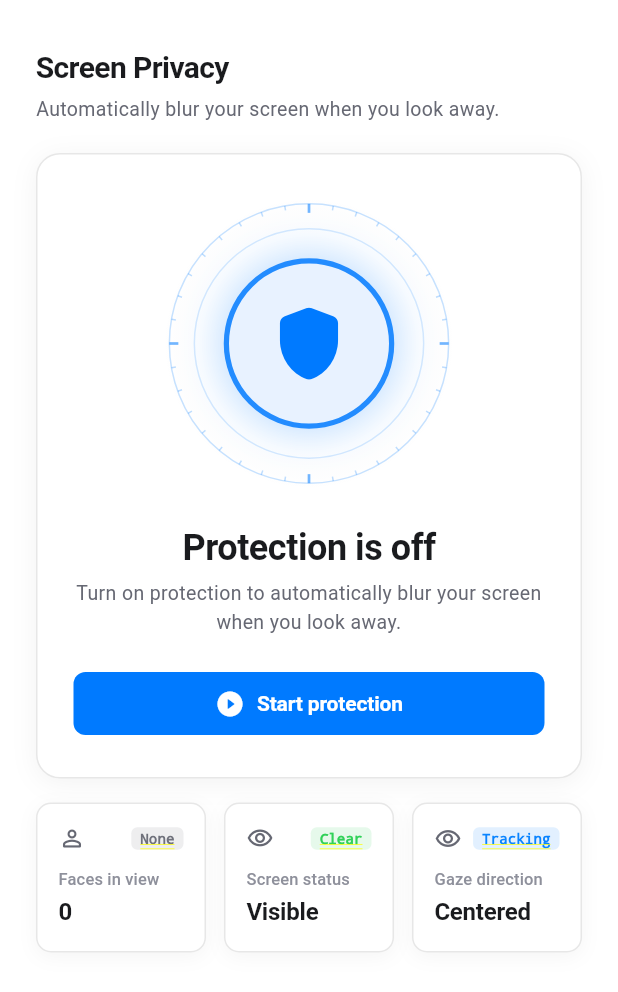
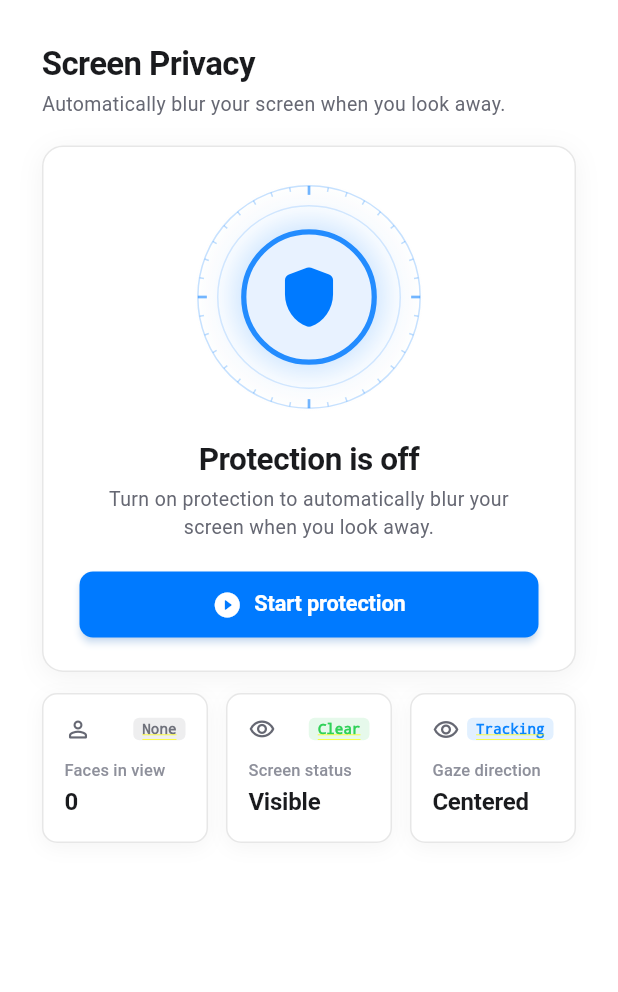
Before and after one commit to dev-o-los/blur_glass, a Flutter app: the _HomePane screen opened directly with empty values, on a phone screen of 412 x 824 dp. Shown: the top 992 px of the screen. Run offline on Flutter 3.47's test engine with Material 3 defaults, Android fonts, the phone set to English and light mode, and no system bars.

Commit message:
refactor: centralize layout constraints in pane scaffold and update dashboard UI styles

```diff
--- a/lib/screens/dashboard_screen.dart
+++ b/lib/screens/dashboard_screen.dart
@@ -1,3 +1,4 @@
+import 'dart:math' as math;
 import 'package:flutter/material.dart';
 
 import '../attention_snapshot.dart';
@@ -352,11 +353,13 @@ class _PaneScaffold extends StatelessWidget {
     required this.title,
     required this.subtitle,
     required this.child,
+    this.maxWidth = 620,
   });
 
   final String title;
   final String subtitle;
   final Widget child;
+  final double maxWidth;
 
   @override
   Widget build(BuildContext context) {
@@ -364,31 +367,38 @@ class _PaneScaffold extends StatelessWidget {
 
     return LayoutBuilder(
       builder: (context, viewport) => SingleChildScrollView(
-        padding: const EdgeInsets.symmetric(horizontal: 24, vertical: 20),
+        padding: const EdgeInsets.symmetric(horizontal: 28, vertical: 22),
+        child: Center(
           child: ConstrainedBox(
-          constraints: BoxConstraints(minHeight: viewport.maxHeight - 40),
+            constraints: BoxConstraints(
+              maxWidth: maxWidth,
+              minHeight: math.max(0, viewport.maxHeight - 44),
+            ),
             child: Column(
-            crossAxisAlignment: CrossAxisAlignment.start,
+              crossAxisAlignment: CrossAxisAlignment.stretch,
               children: [
-              const SizedBox(height: 12),
+                const SizedBox(height: 6),
                 Text(
                   title,
                   style: Theme.of(context).textTheme.headlineSmall?.copyWith(
                         fontWeight: FontWeight.w700,
                         letterSpacing: -0.4,
                         color: colors.textPrimary,
+                        fontSize: 22,
                       ),
                 ),
-              const SizedBox(height: 4),
+                const SizedBox(height: 3),
                 Text(
                   subtitle,
                   style: Theme.of(context).textTheme.bodyMedium?.copyWith(
                         color: colors.textSecondary,
+                        fontSize: 13,
                       ),
                 ),
-              const SizedBox(height: 20),
+                const SizedBox(height: 18),
                 child,
               ],
+            ),
           ),
         ),
       ),
@@ -407,38 +417,35 @@ class _HomePane extends StatelessWidget {
     return _PaneScaffold(
       title: 'Screen Privacy',
       subtitle: 'Automatically blur your screen when you look away.',
-      child: Center(
-        child: ConstrainedBox(
-          constraints: const BoxConstraints(maxWidth: 580),
+      maxWidth: 620,
       child: StreamBuilder<AttentionSnapshot>(
         stream: controller.snapshots,
         initialData: controller.currentSnapshot,
         builder: (context, snapshot) {
           final state = snapshot.data;
           return Column(
+            crossAxisAlignment: CrossAxisAlignment.stretch,
             children: [
               Panel(
-                    borderRadius: 16,
+                borderRadius: 14,
                 padding: const EdgeInsets.symmetric(
                   horizontal: 24,
-                      vertical: 28,
+                  vertical: 22,
                 ),
                 child: Column(
                   mainAxisSize: MainAxisSize.min,
                   children: [
                     _StatusHero(state: state),
-                        const SizedBox(height: 24),
+                    const SizedBox(height: 20),
                     _PrimaryAction(controller: controller, state: state),
                   ],
                 ),
               ),
-                  const SizedBox(height: 16),
+              const SizedBox(height: 14),
               _TelemetryGrid(state: state),
             ],
           );
         },
-          ),
-        ),
       ),
     );
   }
@@ -490,7 +497,7 @@ class _StatusHero extends StatelessWidget {
     return Column(
       children: [
         HaloRings(
-          size: 196,
+          size: 156,
           accent: accent,
           isPulsing: isProtecting,
           child: AnimatedSwitcher(
@@ -498,12 +505,12 @@ class _StatusHero extends StatelessWidget {
             child: Icon(
               _heroIcon,
               key: ValueKey(_heroIcon),
-              size: 58,
+              size: 48,
               color: accent,
             ),
           ),
         ),
-        const SizedBox(height: 22),
+        const SizedBox(height: 16),
         AnimatedSwitcher(
           duration: const Duration(milliseconds: 250),
           child: Text(
@@ -512,18 +519,20 @@ class _StatusHero extends StatelessWidget {
             textAlign: TextAlign.center,
             style: Theme.of(context).textTheme.headlineMedium?.copyWith(
                   fontWeight: FontWeight.w700,
+                  fontSize: 21,
                   letterSpacing: -0.3,
                   color: colors.textPrimary,
                 ),
           ),
         ),
-        const SizedBox(height: 6),
+        const SizedBox(height: 4),
         Text(
           _subtitle,
           textAlign: TextAlign.center,
           maxLines: 2,
           style: Theme.of(context).textTheme.bodyMedium?.copyWith(
                 color: colors.textSecondary,
+                fontSize: 13,
               ),
         ),
       ],
@@ -545,7 +554,7 @@ class _StatusHero extends StatelessWidget {
   }
 }
 
-/// Primary button styled with tactile macOS feel.
+/// Primary button styled with tactile macOS feel and comfortable width.
 class _PrimaryAction extends StatelessWidget {
   const _PrimaryAction({required this.controller, required this.state});
 
@@ -560,10 +569,10 @@ class _PrimaryAction extends StatelessWidget {
 
     return Center(
       child: ConstrainedBox(
-        constraints: const BoxConstraints(maxWidth: 320),
+        constraints: const BoxConstraints(maxWidth: 440),
         child: SizedBox(
           width: double.infinity,
-          height: 42,
+          height: 44,
           child: FilledButton.icon(
             style: FilledButton.styleFrom(
               backgroundColor: protecting
@@ -574,8 +583,10 @@ class _PrimaryAction extends StatelessWidget {
               foregroundColor: protecting
                   ? (colors.isDark ? Colors.white : colors.textPrimary)
                   : Colors.white,
+              elevation: protecting ? 0 : 2,
+              shadowColor: colors.blue.withValues(alpha: 0.35),
               shape: RoundedRectangleBorder(
-                borderRadius: BorderRadius.circular(8),
+                borderRadius: BorderRadius.circular(9),
               ),
             ),
             onPressed: enrolling
@@ -592,7 +603,7 @@ class _PrimaryAction extends StatelessWidget {
             label: Text(
               protecting ? 'Pause protection' : 'Start protection',
               style: const TextStyle(
-                fontSize: 14,
+                fontSize: 14.5,
                 fontWeight: FontWeight.w600,
                 letterSpacing: -0.1,
               ),
@@ -804,9 +815,7 @@ class _SettingsPaneState extends State<_SettingsPane> {
     return _PaneScaffold(
       title: 'Settings',
       subtitle: 'Fine-tune attention sensitivity, theme mode, and screen lock timing.',
-      child: Center(
-        child: ConstrainedBox(
-          constraints: const BoxConstraints(maxWidth: 580),
+      maxWidth: 620,
       child: Column(
         crossAxisAlignment: CrossAxisAlignment.stretch,
         children: [
@@ -1039,8 +1048,6 @@ class _SettingsPaneState extends State<_SettingsPane> {
               ),
             ],
           ),
-        ),
-      ),
     );
   }
 
@@ -1250,9 +1257,7 @@ class _AboutPane extends StatelessWidget {
     return _PaneScaffold(
       title: 'About Blur Glass',
       subtitle: 'Version 1.0.0 (Build 2026.1) • Apple Silicon & Intel Native',
-      child: Center(
-        child: ConstrainedBox(
-          constraints: const BoxConstraints(maxWidth: 580),
+      maxWidth: 620,
       child: Column(
         children: [
               const SizedBox(height: 8),
@@ -1316,8 +1321,6 @@ class _AboutPane extends StatelessWidget {
               ),
             ],
           ),
-        ),
-      ),
     );
   }
 }
```
Lines whose indentation alone changed are shown as unchanged.
